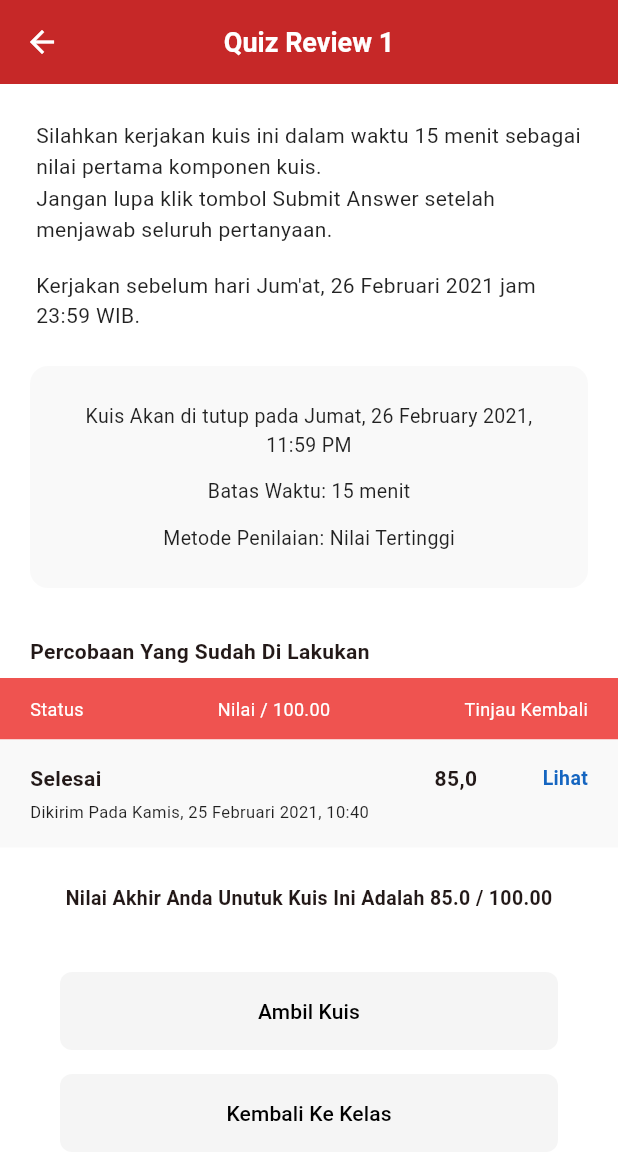
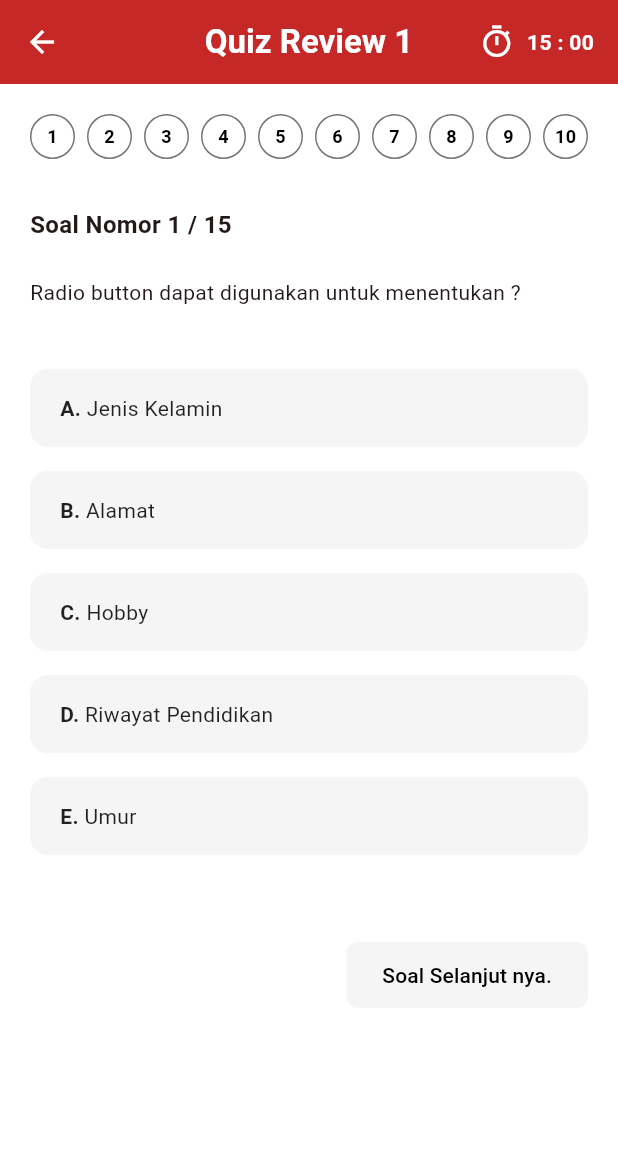
Before and after one commit to alfinfirdau/systemlarning, a Flutter app: the QuizReviewScreen screen opened by its route, after a tap on "Ambil Kuis", on a phone screen of 412 x 824 dp. Shown: the top 1160 px of the screen. Run offline on Flutter 3.47's test engine with Material 3 defaults, Android fonts, the phone set to English and light mode, and no system bars; our stand-ins replace google_fonts.

Commit message:
Add quiz attempt screen and update main and quiz review screens

```diff
--- a/lib/main.dart
+++ b/lib/main.dart
@@ -7,6 +7,7 @@ import 'screens/notification_screen.dart';
 import 'screens/announcement_screen.dart';
 import 'screens/announcement_detail_screen.dart';
 import 'screens/quiz_review_screen.dart';
+import 'screens/quiz_attempt_screen.dart';
 import 'core/app_colors.dart';
 
 void main() {
@@ -37,6 +38,7 @@ class MyApp extends StatelessWidget {
         '/announcement': (context) => const AnnouncementScreen(),
         '/announcement_detail': (context) => const AnnouncementDetailScreen(),
         '/quiz_review': (context) => const QuizReviewScreen(),
+        '/quiz_attempt': (context) => const QuizAttemptScreen(),
       },
     );
   }
--- /dev/null
+++ b/lib/screens/quiz_attempt_screen.dart
@@ -0,0 +1,263 @@
+import 'package:flutter/material.dart';
+import '../core/app_colors.dart';
+
+class QuizAttemptScreen extends StatefulWidget {
+  const QuizAttemptScreen({super.key});
+
+  @override
+  State<QuizAttemptScreen> createState() => _QuizAttemptScreenState();
+}
+
+class _QuizAttemptScreenState extends State<QuizAttemptScreen> {
+  int _currentQuestionIndex = 0;
+  final Map<int, int> _selectedAnswers = {}; // Map<QuestionIndex, OptionIndex>
+
+  final List<Map<String, dynamic>> _questions = [
+    {
+      "question": "Radio button dapat digunakan untuk menentukan ?",
+      "options": ["Jenis Kelamin", "Alamat", "Hobby", "Riwayat Pendidikan", "Umur"],
+    },
+    {
+      "question": "Dalam perancangan web yang baik, untuk teks yang menyampaikan isi konten digunakan font yang sama di setiap halaman, ini merupakan salah satu tujuan yaitu ?",
+      "options": ["Intergrasi", "Standarisasi", "Konsistensi", "Koefensi", "Koreksi"],
+    },
+    // Add more placeholders to reach 15 if needed, or just loop/limit logic
+    for (int i = 3; i <= 15; i++)
+       {
+      "question": "Pertanyaan placeholder nomor $i",
+      "options": ["Pilihan A", "Pilihan B", "Pilihan C", "Pilihan D", "Pilihan E"],
+    },
+  ];
+
+  @override
+  Widget build(BuildContext context) {
+    return Scaffold(
+      backgroundColor: Colors.white,
+      appBar: AppBar(
+        backgroundColor: const Color(0xFFC62828), // Deep Red
+        leading: const BackButton(color: Colors.white),
+        title: const Text(
+          "Quiz Review 1",
+          style: TextStyle(color: Colors.white, fontWeight: FontWeight.bold),
+        ),
+        centerTitle: true,
+        actions: [
+          Padding(
+            padding: const EdgeInsets.only(right: 16.0),
+            child: Row(
+              children: const [
+                Icon(Icons.timer_outlined, color: Colors.white),
+                SizedBox(width: 8),
+                Text("15 : 00", style: TextStyle(color: Colors.white, fontWeight: FontWeight.bold)),
+              ],
+            ),
+          )
+        ],
+      ),
+      body: SingleChildScrollView(
+        padding: const EdgeInsets.all(20),
+        child: Column(
+          crossAxisAlignment: CrossAxisAlignment.start,
+          children: [
+            // Question Navigation Circles
+            SingleChildScrollView(
+              scrollDirection: Axis.horizontal,
+              child: Row(
+                children: List.generate(15, (index) {
+                  final int questionNum = index + 1;
+                  final bool isAnswered = _selectedAnswers.containsKey(index);
+                  final bool isCurrent = index == _currentQuestionIndex;
+
+                  Color bgColor;
+                  Color borderColor;
+                  Color textColor;
+
+                  if (isAnswered && !isCurrent) {
+                    bgColor = Colors.green; // Answered
+                    borderColor = Colors.green;
+                    textColor = Colors.white;
+                  } else if (isCurrent) {
+                    bgColor = Colors.green; // Active matches visual of being 'selected' or 'focused' - user image showed '1' green when active? Wait.
+                    // Image 1: Q1 active. Circle 1 is NOT filled green? It looks white with black border? Wait let me recheck image 1.
+                    // Image 1: Number 1 is white circle, black text. Numbers 2-15 white circle black text.
+                    // Image 2: Q2 active. Number 1 is GREEN circle. Number 2 is white circle.
+                    // Conclusion: Green = Answered/Submitted previously. Current active needs to be distinct? Or just white?
+                    // Let's assume Current is White with maybe a bold border, and Answered is Green.
+                    // If Q1 is active and selected, does it turn green immediately?
+                    // Let's stick to: Green if answered.
+                    if (isAnswered) {
+                       bgColor = Colors.green;
+                       borderColor = Colors.green;
+                       textColor = Colors.white;
+                    } else {
+                       bgColor = Colors.white;
+                       borderColor = Colors.black54; // default
+                       textColor = Colors.black;
+                    }
+                  } else {
+                    bgColor = Colors.white;
+                    borderColor = Colors.black54;
+                    textColor = Colors.black;
+                  }
+
+                  return GestureDetector(
+                    onTap: () {
+                      setState(() {
+                        _currentQuestionIndex = index;
+                      });
+                    },
+                    child: Container(
+                      margin: const EdgeInsets.only(right: 8),
+                      width: 30,
+                      height: 30,
+                      alignment: Alignment.center,
+                      decoration: BoxDecoration(
+                        shape: BoxShape.circle,
+                        color: bgColor,
+                        border: Border.all(color: borderColor),
+                      ),
+                      child: Text(
+                        "$questionNum",
+                        style: TextStyle(
+                          color: textColor,
+                          fontWeight: FontWeight.bold,
+                          fontSize: 12,
+                        ),
+                      ),
+                    ),
+                  );
+                }),
+              ),
+            ),
+
+            const SizedBox(height: 32),
+
+            // Question number title
+            Text(
+              "Soal Nomor ${_currentQuestionIndex + 1} / 15",
+              style: const TextStyle(fontWeight: FontWeight.bold, fontSize: 16),
+            ),
+
+            const SizedBox(height: 24),
+
+            // Question Text
+            Text(
+              _questions[_currentQuestionIndex]['question'],
+              style: const TextStyle(fontSize: 14, height: 1.5),
+            ),
+
+            const SizedBox(height: 40),
+
+            // Options
+            ...List.generate(
+              (_questions[_currentQuestionIndex]['options'] as List).length,
+              (index) {
+                final String optionText = (_questions[_currentQuestionIndex]['options'] as List)[index];
+                final String label = String.fromCharCode(65 + index); // A, B, C...
+                final bool isSelected = _selectedAnswers[_currentQuestionIndex] == index;
+
+                return GestureDetector(
+                  onTap: () {
+                    setState(() {
+                      _selectedAnswers[_currentQuestionIndex] = index;
+                    });
+                  },
+                  child: Container(
+                    width: double.infinity,
+                    margin: const EdgeInsets.only(bottom: 16),
+                    padding: const EdgeInsets.symmetric(horizontal: 20, vertical: 16),
+                    decoration: BoxDecoration(
+                      color: isSelected ? const Color(0xFFEF5350) : const Color(0xFFF5F5F5), // Red if selected, Grey if not
+                      borderRadius: BorderRadius.circular(12),
+                      boxShadow: isSelected
+                        ? [BoxShadow(color: Colors.black.withOpacity(0.1), blurRadius: 4, offset: const Offset(0, 2))]
+                        : [],
+                    ),
+                    child: Row(
+                      children: [
+                        Text("$label. ", style: TextStyle(
+                          fontWeight: FontWeight.bold,
+                          color: isSelected ? Colors.white : Colors.black87
+                        )),
+                        Expanded(
+                          child: Text(
+                            optionText,
+                            style: TextStyle(
+                              color: isSelected ? Colors.white : Colors.black87,
+                            ),
+                          ),
+                        ),
+                      ],
+                    ),
+                  ),
+                );
+              }
+            ),
+
+            const SizedBox(height: 40),
+
+            // Buttons
+            Row(
+              mainAxisAlignment: MainAxisAlignment.spaceBetween,
+              children: [
+                // Previous Button
+                if (_currentQuestionIndex > 0)
+                  ElevatedButton(
+                    onPressed: () {
+                      setState(() {
+                        _currentQuestionIndex--;
+                      });
+                    },
+                    style: ElevatedButton.styleFrom(
+                      backgroundColor: const Color(0xFFF5F5F5),
+                      foregroundColor: Colors.black,
+                      elevation: 0,
+                      shape: RoundedRectangleBorder(borderRadius: BorderRadius.circular(8)),
+                      padding: const EdgeInsets.symmetric(horizontal: 24, vertical: 12),
+                    ),
+                    child: const Text("Soal Sebelum nya."),
+                  )
+                else
+                   const SizedBox(), // Spacer
+
+                // Next / Finish Button
+                if (_currentQuestionIndex < _questions.length - 1)
+                  ElevatedButton(
+                    onPressed: () {
+                      setState(() {
+                        _currentQuestionIndex++;
+                      });
+                    },
+                    style: ElevatedButton.styleFrom(
+                      backgroundColor: const Color(0xFFF5F5F5),
+                      foregroundColor: Colors.black,
+                      elevation: 0,
+                      shape: RoundedRectangleBorder(borderRadius: BorderRadius.circular(8)),
+                      padding: const EdgeInsets.symmetric(horizontal: 24, vertical: 12),
+                    ),
+                    child: const Text("Soal Selanjut nya."),
+                  )
+                else
+                  ElevatedButton(
+                    onPressed: () {
+                      // Handle Finish Action - for now just pop or show dialog
+                      Navigator.pop(context);
+                    },
+                    style: ElevatedButton.styleFrom(
+                      backgroundColor: const Color(0xFF00E676), // Bright Green
+                      foregroundColor: Colors.black, // Text color appears black in screenshot
+                      elevation: 0,
+                      shape: RoundedRectangleBorder(borderRadius: BorderRadius.circular(8)),
+                      padding: const EdgeInsets.symmetric(horizontal: 40, vertical: 12),
+                    ),
+                    child: const Text("Selesai.", style: TextStyle(fontWeight: FontWeight.bold)),
+                  ),
+              ],
+            ),
+            const SizedBox(height: 20),
+          ],
+        ),
+      ),
+    );
+  }
+}
--- a/lib/screens/quiz_review_screen.dart
+++ b/lib/screens/quiz_review_screen.dart
@@ -140,7 +140,9 @@ class QuizReviewScreen extends StatelessWidget {
                   SizedBox(
                     width: double.infinity,
                     child: ElevatedButton(
-                      onPressed: () {},
+                      onPressed: () {
+                        Navigator.pushNamed(context, '/quiz_attempt');
+                      },
                       style: ElevatedButton.styleFrom(
                         backgroundColor: const Color(0xFFF5F5F5),
                         foregroundColor: Colors.black,
```
